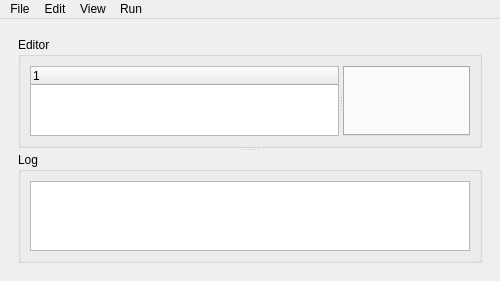
The window that gui/ui_files/mainwindow.ui (OSUDSL/pydre) describes before a commit, drawn with Qt 5.
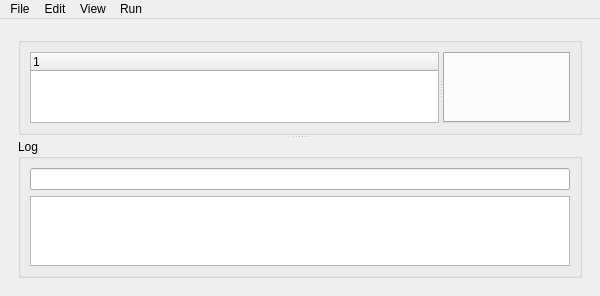
The same window after the commit. The open tabs and pages were chosen to show the change.

Commit message: Added separate startup window

Patch:
```diff
--- a/gui/ui_files/mainwindow.ui
+++ b/gui/ui_files/mainwindow.ui
@@ -9,8 +9,8 @@
    <rect>
     <x>0</x>
     <y>0</y>
-    <width>500</width>
-    <height>281</height>
+    <width>600</width>
+    <height>296</height>
    </rect>
   </property>
   <property name="minimumSize">
@@ -154,7 +154,7 @@
            </property>
            <widget class="QGroupBox" name="groupBox_2">
             <property name="title">
-             <string>Editor</string>
+             <string/>
             </property>
             <layout class="QVBoxLayout" name="verticalLayout_9">
              <item>
@@ -196,6 +196,9 @@
             <string>Log</string>
            </property>
            <layout class="QVBoxLayout" name="verticalLayout_11">
+            <item>
+             <widget class="QLineEdit" name="lineEdit_2"/>
+            </item>
             <item>
              <widget class="QTextBrowser" name="textBrowser"/>
             </item>
@@ -310,7 +313,7 @@
     <rect>
      <x>0</x>
      <y>0</y>
-     <width>500</width>
+     <width>600</width>
      <height>21</height>
     </rect>
    </property>
```
The commit also changes 4 other files.
